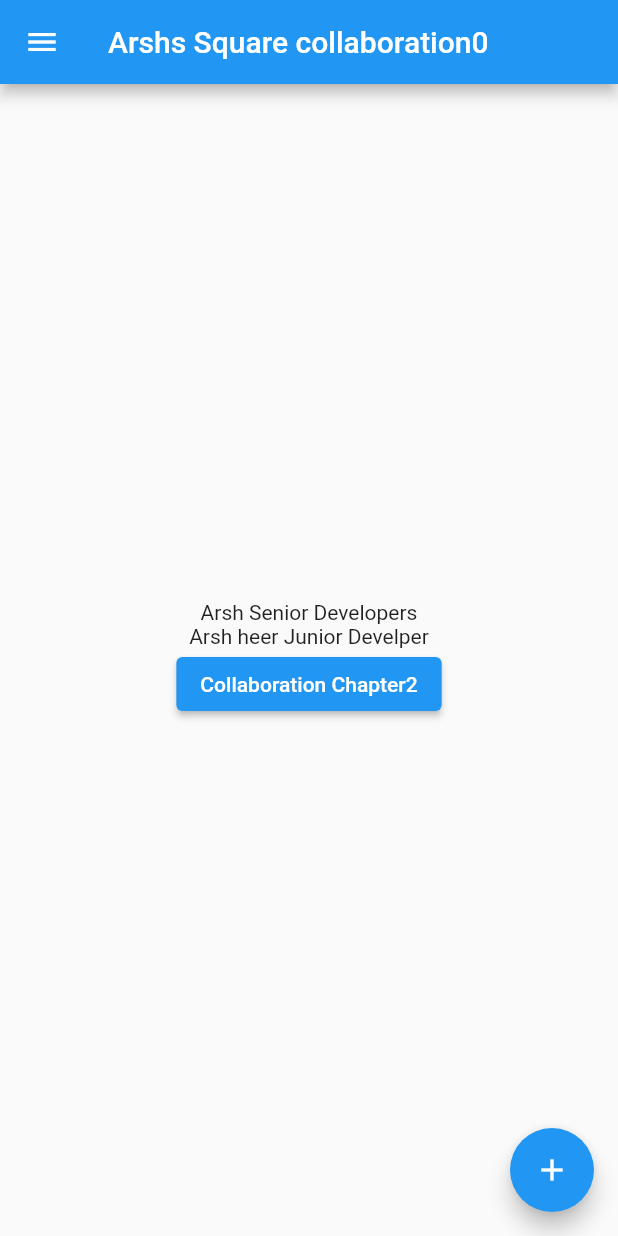
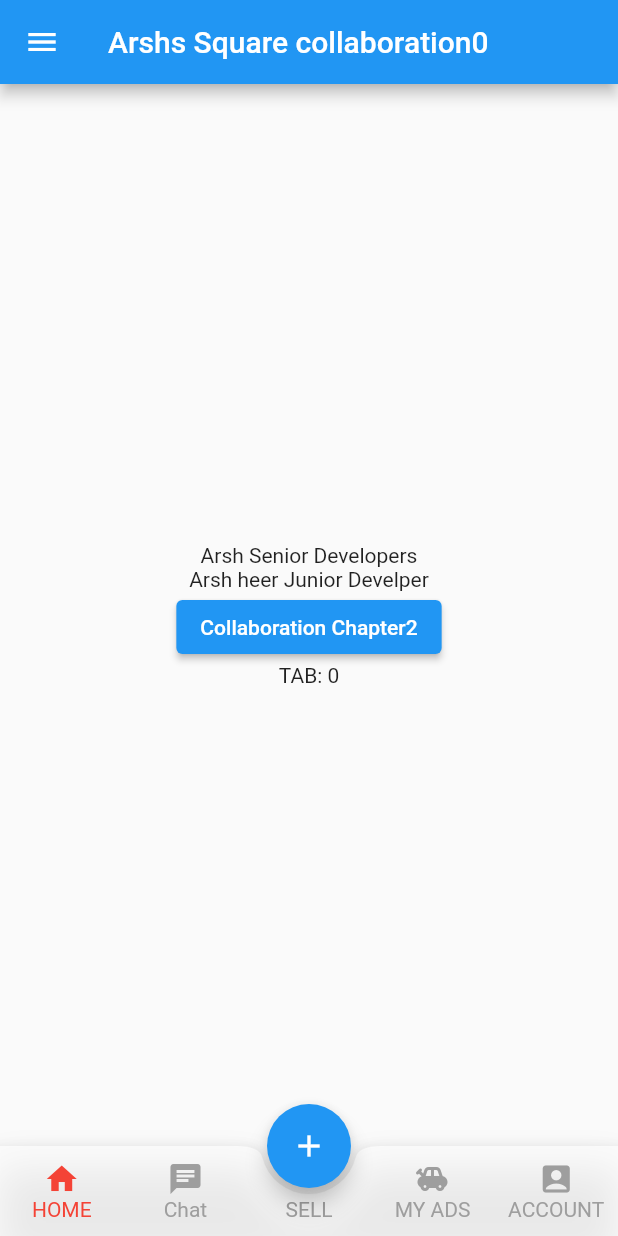
Before and after one commit to arsh0611/new_demo_project, a Flutter app: the screen it shows after launch, on a phone screen of 412 x 824 dp. Run offline on Flutter 3.47's test engine with Material 2 defaults, Android fonts, the phone set to English and light mode, and no system bars.

Commit message:
Added bottom Navigation Bar

```diff
--- a/lib/views/first_screen.dart
+++ b/lib/views/first_screen.dart
@@ -3,6 +3,7 @@ import 'package:flutter/widgets.dart';
 import 'package:newdemoproject/widgets/NavDrawerWIdget.dart';
 import 'package:newdemoproject/providers/counterProvider.dart';
 import 'package:provider/src/provider.dart';
+import 'package:newdemoproject/widgets/customBottomAppBar.dart';
 
 class FirstScreen extends StatefulWidget {
   @override
@@ -10,6 +11,14 @@ class FirstScreen extends StatefulWidget {
 }
 
 class _FirstScreenState extends State<FirstScreen> {
+  String _lastSelected = 'TAB: 0';
+
+  void _selectedTab(int index) {
+    setState(() {
+      _lastSelected = 'TAB: $index';
+    });
+  }
+
   @override
   Widget build(BuildContext context) {
     return Scaffold(
@@ -35,10 +44,24 @@ class _FirstScreenState extends State<FirstScreen> {
                 child: Text("Collaboration Chapter2"),
               ),
             ),
+            Text('$_lastSelected'),
         ]
 
         ),
 
+      ),
+      bottomNavigationBar: FABBottomAppBar(
+        centerItemText: 'SELL',
+        color: Colors.grey,
+        selectedColor: Colors.red,
+        notchedShape: CircularNotchedRectangle(),
+        onTabSelected: _selectedTab,
+        items: [
+          FABBottomAppBarItem(iconData: Icons.home, text: 'HOME'),
+          FABBottomAppBarItem(iconData: Icons.chat, text: 'Chat'),
+          FABBottomAppBarItem(iconData: Icons.toys, text: 'MY ADS'),
+          FABBottomAppBarItem(iconData: Icons.account_box, text: 'ACCOUNT'),
+        ],
       ),
         floatingActionButton: FloatingActionButton(
           key: const Key('increment_floatingActionButton'),
@@ -49,6 +72,10 @@ class _FirstScreenState extends State<FirstScreen> {
           tooltip: 'Increment',
           child: const Icon(Icons.add),
         ),
+      floatingActionButtonLocation: FloatingActionButtonLocation.centerDocked,
+
+
+
 
     );
 
--- /dev/null
+++ b/lib/widgets/customBottomAppBar.dart
@@ -0,0 +1,117 @@
+import 'package:flutter/material.dart';
+
+class FABBottomAppBarItem {
+  FABBottomAppBarItem({required this.iconData, required this.text});
+  IconData iconData;
+  String text;
+}
+
+class FABBottomAppBar extends StatefulWidget {
+  FABBottomAppBar({
+    required this.items,
+    required this.centerItemText,
+    this.height: 60.0,
+    this.iconSize: 24.0,
+    this.backgroundColor:Colors.white70,
+    this.color: Colors.red,
+    this.selectedColor: Colors.blueAccent,
+    required this.notchedShape,
+    required this.onTabSelected,
+  }) {
+    assert(this.items.length == 2 || this.items.length == 4);
+  }
+  final List<FABBottomAppBarItem> items;
+  final String centerItemText;
+  final double height;
+  final double iconSize;
+  final Color backgroundColor;
+  final Color color;
+  final Color selectedColor;
+  final NotchedShape notchedShape;
+  final ValueChanged<int> onTabSelected;
+
+  @override
+  State<StatefulWidget> createState() => FABBottomAppBarState();
+}
+
+class FABBottomAppBarState extends State<FABBottomAppBar> {
+  int _selectedIndex = 0;
+
+  _updateIndex(int index) {
+    widget.onTabSelected(index);
+    setState(() {
+      _selectedIndex = index;
+    });
+  }
+
+  @override
+  Widget build(BuildContext context) {
+    List<Widget> items = List.generate(widget.items.length, (int index) {
+      return _buildTabItem(
+        item: widget.items[index],
+        index: index,
+        onPressed: _updateIndex,
+      );
+    });
+    items.insert(items.length >> 1, _buildMiddleTabItem());
+
+    return BottomAppBar(
+      shape: widget.notchedShape,
+      child: Row(
+        mainAxisSize: MainAxisSize.max,
+        mainAxisAlignment: MainAxisAlignment.spaceAround,
+        children: items,
+      ),
+      color: widget.backgroundColor,
+    );
+  }
+
+  Widget _buildMiddleTabItem() {
+    return Expanded(
+      child: SizedBox(
+        height: widget.height,
+        child: Column(
+          mainAxisSize: MainAxisSize.min,
+          mainAxisAlignment: MainAxisAlignment.center,
+          children: <Widget>[
+            SizedBox(height: widget.iconSize),
+            Text(
+              widget.centerItemText ?? '',
+              style: TextStyle(color: widget.color),
+            ),
+          ],
+        ),
+      ),
+    );
+  }
+
+  Widget _buildTabItem({
+    required FABBottomAppBarItem item,
+    required int index,
+    required ValueChanged<int> onPressed,
+  }) {
+    Color color = _selectedIndex == index ? widget.selectedColor : widget.color;
+    return Expanded(
+      child: SizedBox(
+        height: widget.height,
+        child: Material(
+          type: MaterialType.transparency,
+          child: InkWell(
+            onTap: () => onPressed(index),
+            child: Column(
+              mainAxisSize: MainAxisSize.min,
+              mainAxisAlignment: MainAxisAlignment.center,
+              children: <Widget>[
+                Icon(item.iconData, color: color, size: widget.iconSize),
+                Text(
+                  item.text,
+                  style: TextStyle(color: color),
+                )
+              ],
+            ),
+          ),
+        ),
+      ),
+    );
+  }
+}
```
Lines whose indentation alone changed are shown as unchanged.
